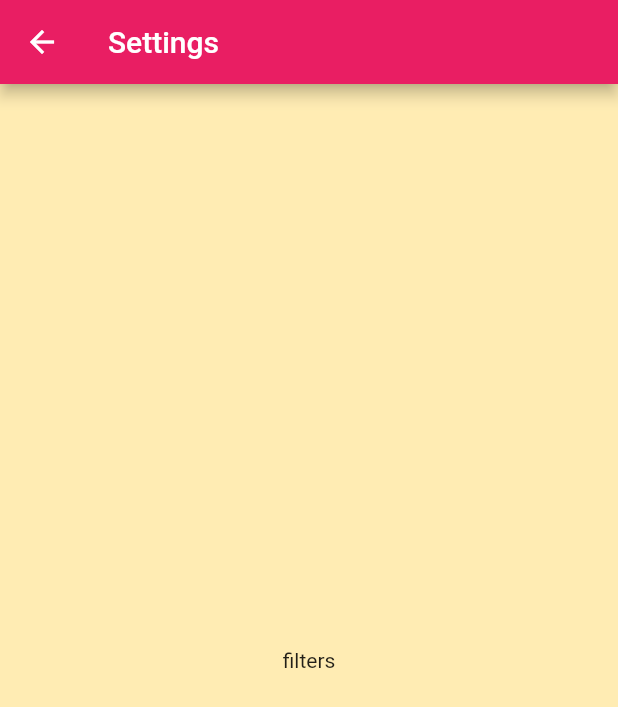
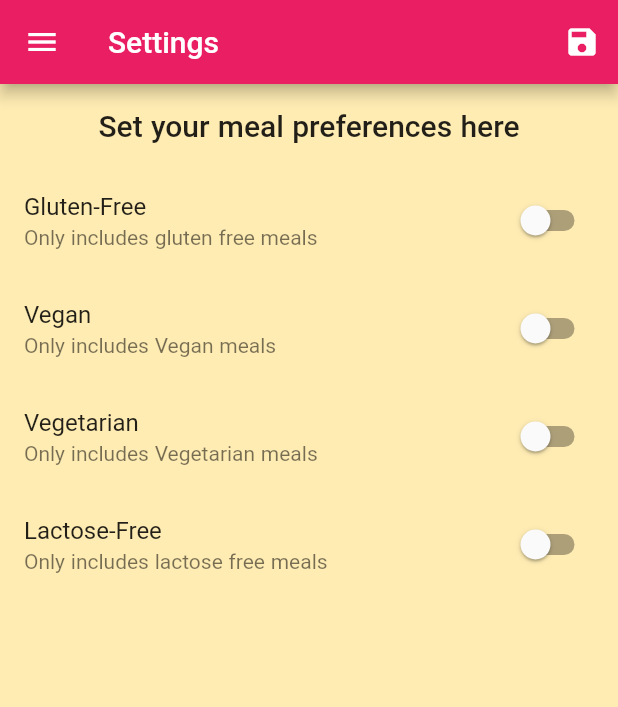
Before and after one commit to rajpranit/Recipe-flutter-MPA, a Flutter app: the FilterSetting screen opened by its route, on a phone screen of 412 x 824 dp. Shown: the top 707 px of the screen. Run offline on Flutter 3.47's test engine with Material 2 defaults, Android fonts, the phone set to English and light mode, and no system bars; our stand-ins replace google_fonts; missing offline and left inert: favorite_button; Roboto replaces fonts that are missing (TextStyle).

Commit message:
Filter Settings

```diff
--- a/lib/main.dart
+++ b/lib/main.dart
@@ -1,6 +1,8 @@
 import 'package:flutter/material.dart';
 import 'package:google_fonts/google_fonts.dart';
 
+import './dummy_data.dart';
+import './models/meal.dart';
 import '../screens/filter_setting.dart';
 import '../screens/categorymeals_screen.dart';
 import '../screens/meal_detail_screen.dart';
@@ -8,7 +10,44 @@ import '../screens/tabbar_screen.dart';
 
 void main() => runApp(MyApp());
 
-class MyApp extends StatelessWidget {
+class MyApp extends StatefulWidget {
+  @override
+  State<MyApp> createState() => _MyAppState();
+}
+
+class _MyAppState extends State<MyApp> {
+  Map<String, bool> _filters = {
+    "gluten-free": false,
+    'vegan': false,
+    'vegetarian': false,
+    'lactose-free': false,
+  };
+
+  List<Meal> _availableMeals = DUMMY_MEALS;
+
+  void _setFilters(Map<String, bool> filterData) {
+    setState(() {
+      _filters = filterData;
+
+      _availableMeals = DUMMY_MEALS.where((meal) {
+        if (filterData['gluten-free'] && !meal.isGlutenFree) {
+          return false;
+        }
+        if (filterData['vegan'] && !meal.isVegan) {
+          return false;
+        }
+        if (filterData['vegetarian'] && !meal.isVegetarian) {
+          return false;
+        }
+        if (filterData['lactose-free'] && !meal.isLactoseFree) {
+          return false;
+        }
+
+        return true;
+      }).toList();
+    });
+  }
+
   @override
   Widget build(BuildContext context) {
     return MaterialApp(
@@ -39,13 +78,13 @@ class MyApp extends StatelessWidget {
           return const TabsBarScreen();
         },
         '/category-meals': (context) {
-          return CategoryMealsScreen();
+          return CategoryMealsScreen(_availableMeals);
         },
         '/meal-detail': (context) {
           return const MealDetail();
         },
         '/filter-setting': (context) {
-          return const FilterSetting();
+          return FilterSetting(_filters, _setFilters);
         }
       },
     );
--- a/lib/screens/filter_setting.dart
+++ b/lib/screens/filter_setting.dart
@@ -1,19 +1,113 @@
-import 'package:flutter/cupertino.dart';
 import 'package:flutter/material.dart';
-import 'package:flutter/src/foundation/key.dart';
-import 'package:flutter/src/widgets/container.dart';
-import 'package:flutter/src/widgets/framework.dart';
+import 'package:google_fonts/google_fonts.dart';
 
-class FilterSetting extends StatelessWidget {
-  const FilterSetting({Key key}) : super(key: key);
+import '../widgets/main_drawer.dart';
+import '../models/meal.dart';
+
+class FilterSetting extends StatefulWidget {
+  Function setFilters;
+  Map<String, bool> filters;
+  FilterSetting(this.filters, this.setFilters);
+
+  @override
+  State<FilterSetting> createState() => _FilterSettingState();
+}
+
+class _FilterSettingState extends State<FilterSetting> {
+  var _glutenfree = false;
+  var _vegan = false;
+  var _vegetarian = false;
+  var _lactoseFree = false;
+
+  @override
+  void initState() {
+    _glutenfree = widget.filters['gluten-free'];
+    _vegan = widget.filters['vegan'];
+    _vegetarian = widget.filters['vegetarian'];
+    _lactoseFree = widget.filters['lactose-free'];
+
+    super.initState();
+  }
+
+  Widget _buildSwitchWidget(
+      String title, String subtitle, bool currentValue, Function updateValue) {
+    return SwitchListTile(
+      value: currentValue,
+      onChanged: updateValue,
+      title: Text(title),
+      subtitle: Text(subtitle),
+    );
+  }
 
   @override
   Widget build(BuildContext context) {
     return Scaffold(
-      appBar: AppBar(title: Text('Settings')),
-      body: Center(
-        child: Text('filters'),
-      ),
-    );
+        appBar: AppBar(
+          title: const Text('Settings'),
+          actions: [
+            IconButton(
+              icon: Icon(Icons.save),
+              onPressed: (() {
+                widget.setFilters({
+                  'gluten-free': _glutenfree,
+                  'vegan': _vegan,
+                  'vegetarian': _vegetarian,
+                  'lactose-free': _lactoseFree
+                });
+              }),
+            )
+          ],
+        ),
+        drawer: const MainDrawer(),
+        body: Column(
+          children: [
+            Container(
+              padding: const EdgeInsets.all(15),
+              child: Align(
+                alignment: Alignment.center,
+                child: Text(
+                  'Set your meal preferences here',
+                  style: Theme.of(context).textTheme.headline6,
+                ),
+              ),
+            ),
+            Expanded(
+              child: ListView(
+                children: [
+                  _buildSwitchWidget(
+                      'Gluten-Free',
+                      'Only includes gluten free meals',
+                      _glutenfree, (newvalue) {
+                    setState(() {
+                      _glutenfree = newvalue;
+                    });
+                  }),
+                  _buildSwitchWidget(
+                      'Vegan', 'Only includes Vegan meals', _vegan, (newvalue) {
+                    setState(() {
+                      _vegan = newvalue;
+                    });
+                  }),
+                  _buildSwitchWidget(
+                      'Vegetarian',
+                      'Only includes Vegetarian meals',
+                      _vegetarian, (newvalue) {
+                    setState(() {
+                      _vegetarian = newvalue;
+                    });
+                  }),
+                  _buildSwitchWidget(
+                      'Lactose-Free',
+                      'Only includes lactose free meals',
+                      _lactoseFree, (newvalue) {
+                    setState(() {
+                      _lactoseFree = newvalue;
+                    });
+                  }),
+                ],
+              ),
+            )
+          ],
+        ));
   }
 }
--- a/lib/screens/tabbar_screen.dart
+++ b/lib/screens/tabbar_screen.dart
@@ -32,7 +32,7 @@ class _TabsBarScreenState extends State<TabsBarScreen> {
       drawer: MainDrawer(),
       body: widgetOptions[_selectedIndex]['page'],
       bottomNavigationBar: BottomNavigationBar(
-        backgroundColor: Theme.of(context).primaryColor,
+        backgroundColor: Colors.amber,
         items: [
           BottomNavigationBarItem(
             icon: const Icon(Icons.category),
@@ -45,7 +45,8 @@ class _TabsBarScreenState extends State<TabsBarScreen> {
             backgroundColor: Theme.of(context).primaryColor,
           ),
         ],
-        selectedItemColor: Colors.white,
+        selectedItemColor: Colors.amber,
+        showUnselectedLabels: true,
         onTap: _selectWidget,
         currentIndex: _selectedIndex,
         type: BottomNavigationBarType.shifting,
--- a/lib/widgets/main_drawer.dart
+++ b/lib/widgets/main_drawer.dart
@@ -45,10 +45,10 @@ class MainDrawer extends StatelessWidget {
             height: 50,
           ),
           drawerList('Meals', Icons.restaurant, () {
-            Navigator.of(context).pushNamed('/');
+            Navigator.of(context).pushReplacementNamed('/');
           }),
           drawerList('Filters', Icons.settings, () {
-            Navigator.of(context).pushNamed('/filter-setting');
+            Navigator.of(context).pushReplacementNamed('/filter-setting');
           })
         ],
       ),
--- a/lib/widgets/meal_item.dart
+++ b/lib/widgets/meal_item.dart
@@ -9,6 +9,7 @@ class MealItem extends StatelessWidget {
   final int duration;
   final Complexity complexity;
   final Affordability affordability;
+  final Function removeItem;
 
   const MealItem({
     @required this.id,
@@ -17,12 +18,15 @@ class MealItem extends StatelessWidget {
     @required this.duration,
     @required this.complexity,
     @required this.affordability,
+    @required this.removeItem,
   });
 
   @override
   Widget build(BuildContext context) {
     void mealSelector(BuildContext context) {
-      Navigator.of(context).pushNamed('/meal-detail', arguments: id);
+      Navigator.of(context)
+          .pushNamed('/meal-detail', arguments: id)
+          .then((value) => removeItem(value));
     }
 
     return InkWell(
--- a/pubspec.yaml
+++ b/pubspec.yaml
@@ -36,6 +36,7 @@ dependencies:
   # Use with the CupertinoIcons class for iOS style icons.
   cupertino_icons: ^1.0.2
   google_fonts: ^3.0.1
+  favorite_button: ^0.0.4
 
 dev_dependencies:
   flutter_test:
```
Also changed, not shown: lib/screens/categorymeals_screen.dart (+50 -17 lines), lib/screens/meal_detail_screen.dart (+34 -5 lines), pubspec.lock.
